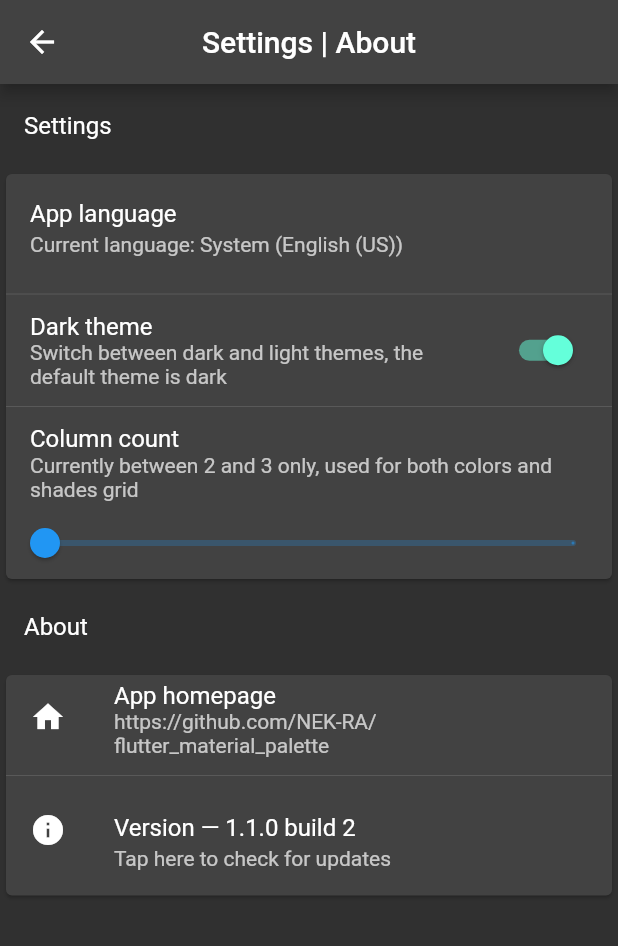
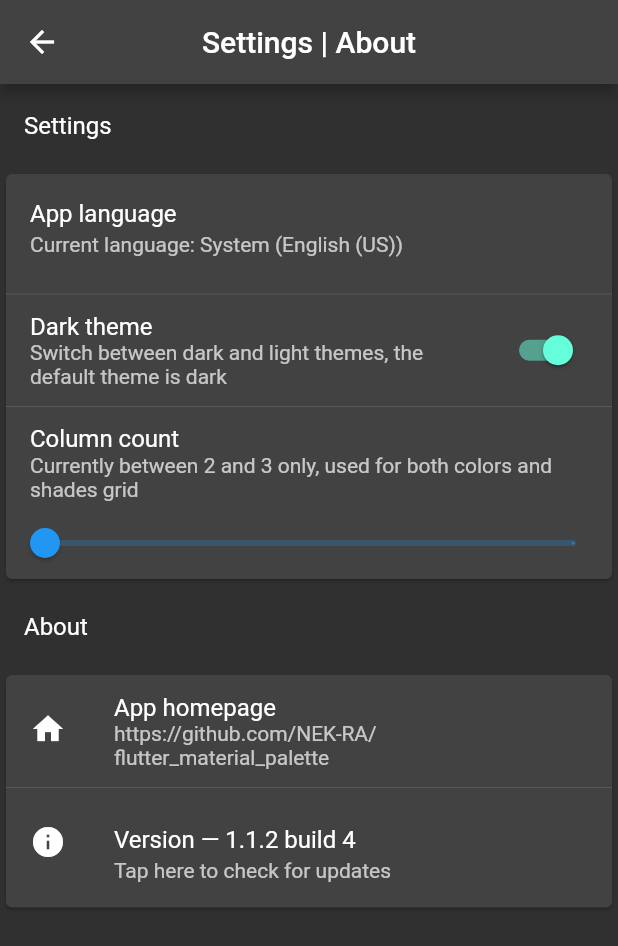
Before and after one commit to NEK-RA/flutter_material_palette, a Flutter app: the SettingsPage screen opened by its route, on a phone screen of 412 x 824 dp. Shown: the top 946 px of the screen. Run offline on Flutter 3.47's test engine with Material 2 defaults, Android fonts, the phone set to English and light mode, and no system bars; our stand-ins replace auto_route, bloc, flutter_bloc, shared_preferences; accounts and stored records are empty.

Commit message:
1.1.2+4 version - android bugfix - added missing internet permission - validation logic for response from github fixed - added some spacing before homepage listtile

```diff
--- a/lib/data/constants.dart
+++ b/lib/data/constants.dart
@@ -1,6 +1,6 @@
 class Constants {
   // About app
-  static const String appVersion = '1.1.0';
-  static const String appBuild = '2';
+  static const String appVersion = '1.1.2';
+  static const String appBuild = '4';
   static const String homepageUrl = 'https://github.com/NEK-RA/flutter_material_palette';
 }
--- a/lib/ui/settings_page.dart
+++ b/lib/ui/settings_page.dart
@@ -109,6 +109,7 @@ class SettingsPage extends StatelessWidget {
   Widget about(BuildContext context) {
     return Column(
       children: [
+        const SizedBox(height: 8),
         ListTile(
           title: Text(S.of(context).aboutAppHomepage),
           subtitle: const Text(Constants.homepageUrl),
--- a/pubspec.yaml
+++ b/pubspec.yaml
@@ -15,7 +15,7 @@ publish_to: 'none' # Remove this line if you wish to publish to pub.dev
 # In iOS, build-name is used as CFBundleShortVersionString while build-number used as CFBundleVersion.
 # Read more about iOS versioning at
 # https://developer.apple.com/library/archive/documentation/General/Reference/InfoPlistKeyReference/Articles/CoreFoundationKeys.html
-version: 1.1.0+2
+version: 1.1.2+4
 
 environment:
   sdk: ">=2.12.0 <3.0.0"
```
Also changed, not shown: lib/data/repositories/updates_repository.dart (+11 -6 lines), 1 other file.
